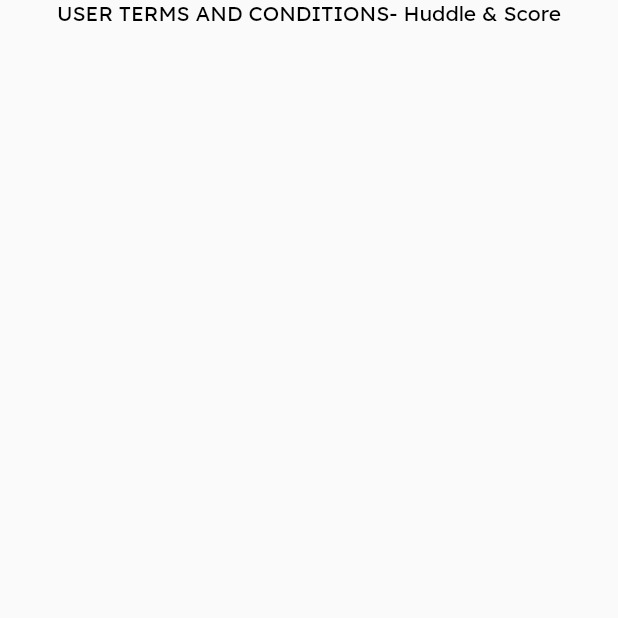
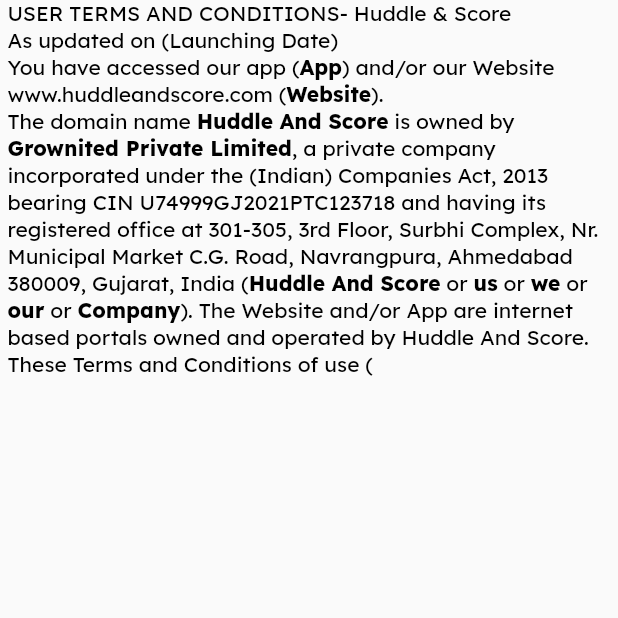
Before and after one commit to smit-mist/Huddle-Score, a Flutter app: the UserTermsAndConditions screen opened directly, on a phone screen of 412 x 824 dp, the top half of it. Run offline on Flutter 3.47's test engine with Material 2 defaults, Android fonts, the phone set to English and light mode, and no system bars; our stand-ins replace bloc, cloud_firestore, equatable, firebase_auth, firebase_core, flutter_bloc and 3 more; missing offline and left inert: razorpay_flutter; accounts and stored records are empty; network calls fail.

Commit message:
small changes.

```diff
--- a/lib/screens/auth_and_user/sign_up_screen.dart
+++ b/lib/screens/auth_and_user/sign_up_screen.dart
@@ -32,7 +32,6 @@ class _SignUpScreenState extends State<SignUpScreen> {
   TextEditingController passwordCtrl = TextEditingController();
 
   TextEditingController nameCtrl = TextEditingController();
-  TapGestureRecognizer _tapGestureRecognizer;
   @override
   void dispose() {
     // TODO: implement dispose
@@ -43,26 +42,8 @@ class _SignUpScreenState extends State<SignUpScreen> {
   }
 
   @override
-  void initState() {
-    // TODO: implement initState
-    _tapGestureRecognizer = TapGestureRecognizer();
-    // _longPressRecognizer = LongPressGestureRecognizer()
-    //   ..onLongPress = _handlePress;
-    super.initState();
-  }
+  Widget build(BuildContext context) {
 
-  @override
-  Widget build(BuildContext context) {
-    void _handlePress() {
-      Navigator.push(
-        context,
-        MaterialPageRoute(
-          builder: (_) => UserTermsAndConditions(),
-        ),
-      );
-    }
-
-    _tapGestureRecognizer = TapGestureRecognizer()..onTap = _handlePress;
 
     _signupBloc = BlocProvider.of<SignupBloc>(context);
     double h = MediaQuery.of(context).size.height;
@@ -439,7 +420,7 @@ class _SignUpScreenState extends State<SignUpScreen> {
                                   child: RichText(
                                     text: TextSpan(
                                       style: themeFont(),
-                                      children: <TextSpan>[
+                                      children: [
                                         TextSpan(
                                           text:
                                               "By creating an account, I agree to Huddle & Score's ",
@@ -449,8 +430,8 @@ class _SignUpScreenState extends State<SignUpScreen> {
                                             color: Colors.black,
                                           ),
                                         ),
+
                                         TextSpan(
-                                          recognizer: _tapGestureRecognizer,
                                           text: 'Conditions of Use',
                                           style: themeFont(
                                             s: 12.0,
@@ -480,6 +461,7 @@ class _SignUpScreenState extends State<SignUpScreen> {
                                         ),
                                       ],
                                     ),
+
                                     // children: [
 
                                     // ],
--- a/lib/screens/auth_and_user/welcome_screen.dart
+++ b/lib/screens/auth_and_user/welcome_screen.dart
@@ -4,6 +4,7 @@ import 'package:huddle_and_score/constants.dart';
 import 'package:huddle_and_score/screens/widgets/action_button.dart';
 
 import '../home_navbar_screen.dart';
+import '../static_screens/user_tnc.dart';
 
 class WelcomeScreen extends StatefulWidget {
   @override
@@ -34,7 +35,7 @@ class _WelcomeScreenState extends State<WelcomeScreen> {
                         Navigator.push(
                           context,
                           MaterialPageRoute(
-                            builder: (_) => HomeNavBar(),
+                            builder: (_) => UserTermsAndConditions(),
                           ),
                         );
                       },
--- a/lib/screens/static_screens/user_tnc.dart
+++ b/lib/screens/static_screens/user_tnc.dart
@@ -1,22 +1,135 @@
 import 'package:flutter/material.dart';
 import 'package:huddle_and_score/constants.dart';
 
-class UserTermsAndConditions extends StatelessWidget {
+import '../../constants.dart';
+import '../../constants.dart';
+import '../../constants.dart';
+import '../../constants.dart';
+import '../../constants.dart';
+import '../../constants.dart';
+import '../../constants.dart';
+import '../../constants.dart';
+import '../../constants.dart';
+
+class UserTermsAndConditions extends StatefulWidget {
+  @override
+  _UserTermsAndConditionsState createState() => _UserTermsAndConditionsState();
+}
+
+class _UserTermsAndConditionsState extends State<UserTermsAndConditions> {
   @override
   Widget build(BuildContext context) {
     double h = MediaQuery.of(context).size.height;
     double w = MediaQuery.of(context).size.width;
-    return Scaffold(
+    return SafeArea(
+      child: Scaffold(
         body: Container(
+          padding: EdgeInsets.symmetric(horizontal: 5),
           height: h * 0.95,
           width: w,
+          child: SingleChildScrollView(
             child: Column(
+              crossAxisAlignment: CrossAxisAlignment.start,
               children: [
                 Text(
                   'USER TERMS AND CONDITIONS- Huddle & Score',
                   style: themeFont(),
                 ),
+                Text(
+                  'As updated on (Launching Date)',
+                  style: themeFont(),
+                ),
+                RichText(
+                  text: TextSpan(
+                    text: 'You have accessed our app (',
+                    style: themeFont(),
+                    children: [
+                      TextSpan(
+                        text: 'App',
+                        style: themeFont(w: 'b'),
+                      ),
+                      TextSpan(
+                        text: ') and/or our Website www.huddleandscore.com (',
+                      ),
+                      TextSpan(
+                        text: 'Website',
+                        style: themeFont(w: 'b'),
+                      ),
+                      TextSpan(
+                        text: ').',
+                      ),
                     ],
+                  ),
+                ),
+                RichText(
+                  text: TextSpan(
+                    text: 'The domain name ',
+                    style: themeFont(),
+                    children: [
+                      TextSpan(
+                        text: 'Huddle And Score',
+                        style: themeFont(w: 'b'),
+                      ),
+                      TextSpan(
+                        text: ' is owned by ',
+                      ),
+                      TextSpan(
+                        text: 'Grownited Private Limited',
+                        style: themeFont(w: 'b'),
+                      ),
+                      TextSpan(
+                        text:
+                            ', a private company incorporated under the (Indian) Companies Act, 2013 bearing CIN U74999GJ2021PTC123718 and having its registered office at 301-305, 3rd Floor, Surbhi Complex, Nr. Municipal Market C.G. Road, Navrangpura, Ahmedabad 380009, Gujarat, India (',
+                      ),
+                      TextSpan(
+                        text: 'Huddle And Score',
+                        style: themeFont(w: 'b'),
+                      ),
+                      TextSpan(
+                        text: ' or ',
+                      ),
+                      TextSpan(
+                        text: 'us',
+                        style: themeFont(w: 'b'),
+                      ),
+                      TextSpan(
+                        text: ' or ',
+                      ),
+                      TextSpan(
+                        text: 'we',
+                        style: themeFont(w: 'b'),
+                      ),
+                      TextSpan(
+                        text: ' or ',
+                      ),
+                      TextSpan(
+                        text: 'our',
+                        style: themeFont(w: 'b'),
+                      ),
+                      TextSpan(
+                        text: ' or ',
+                      ),
+                      TextSpan(
+                        text: 'Company',
+                        style: themeFont(w: 'b'),
+                      ),
+                      TextSpan(
+                        text:
+                            '). The Website and/or App are internet based portals owned and operated by Huddle And Score.',
+                      ),
+                    ],
+                  ),
+                ),
+                RichText(
+                  text: TextSpan(
+                    text: 'These Terms and Conditions of use (',
+                    style: themeFont(),
+                  ),
+
+                ),
+              ],
+            ),
+          ),
         ),
       ),
     );
```
Lines whose indentation alone changed are shown as unchanged.
